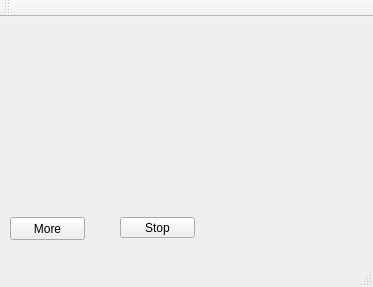
Qt form kent10813/BJ/mainwindow.ui (h31/ProgrammingCourseBackup) before a commit.
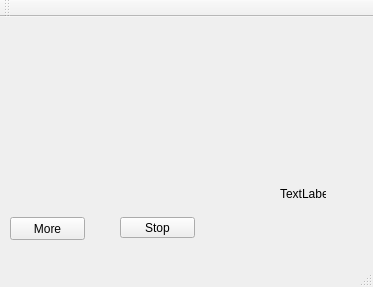
The same form after that commit.

```diff
--- a/kent10813/BJ/mainwindow.ui
+++ b/kent10813/BJ/mainwindow.ui
@@ -49,6 +49,19 @@
      <string>Stop</string>
     </property>
    </widget>
+   <widget class="QLabel" name="label">
+    <property name="geometry">
+     <rect>
+      <x>280</x>
+      <y>170</y>
+      <width>46</width>
+      <height>13</height>
+     </rect>
+    </property>
+    <property name="text">
+     <string>TextLabel</string>
+    </property>
+   </widget>
   </widget>
   <widget class="QMenuBar" name="menuBar">
    <property name="geometry">
```
